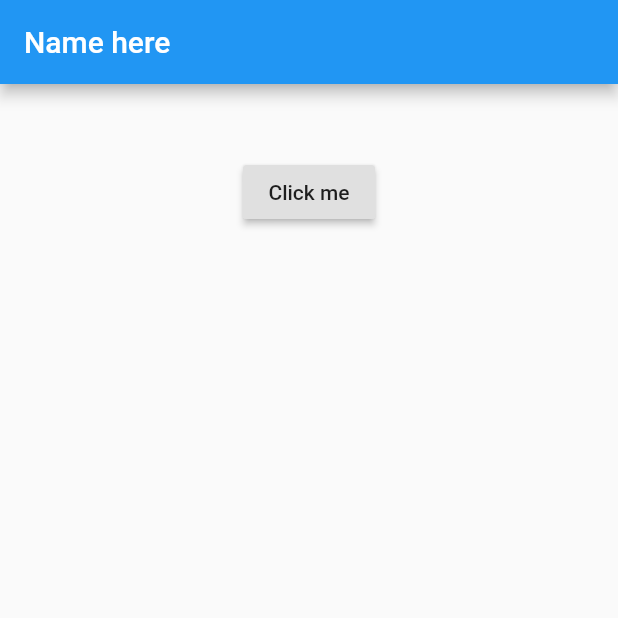
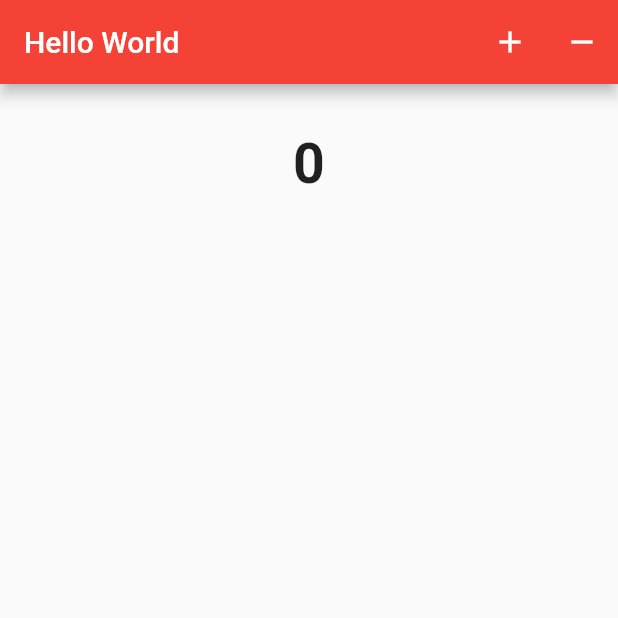
Before and after one commit to andrelashley/flutter-spike-projects, a Flutter app: the screen it shows after launch, on a phone screen of 412 x 824 dp, the top half of it. Run offline on Flutter 3.47's test engine with Material 2 defaults, Android fonts, the phone set to English and light mode, and no system bars.

Commit message:
appBar customization

```diff
--- a/button1/lib/main.dart
+++ b/button1/lib/main.dart
@@ -13,31 +13,29 @@ class MyApp extends StatefulWidget {
 }
 
 class _State extends State<MyApp> {
-  String _value = '';
 
-  Future _selectDate() async {
-    DateTime picked = await showDatePicker(
-        context: context,
-        initialDate: new DateTime.now(),
-        firstDate: new DateTime(2016),
-        lastDate: new DateTime(2019));
+  int _value = 0;
 
-    if (picked != null) setState(() => _value = picked.toString());
-  }
+  void _add() => setState(() => _value++);
+  void _remove() => setState(() => _value--);
 
   @override
   Widget build(BuildContext context) {
     return new Scaffold(
       appBar: new AppBar(
-        title: new Text('Name here'),
+        title: new Text('Hello World'),
+        backgroundColor: Colors.red,
+        actions: <Widget>[
+          new IconButton(icon: new Icon(Icons.add), onPressed: _add,),
+          new IconButton(icon: new Icon(Icons.remove), onPressed: _remove)
+        ],
       ),
       body: new Container(
         padding: new EdgeInsets.all(32.0),
         child: new Center(
           child: new Column(
             children: <Widget>[
-              new Text(_value),
-              new RaisedButton(onPressed: _selectDate, child: new Text('Click me'),)
+              new Text(_value.toString(), style: new TextStyle(fontWeight: FontWeight.bold, fontSize: 37.0),)
             ],
           ),
         ),
```
